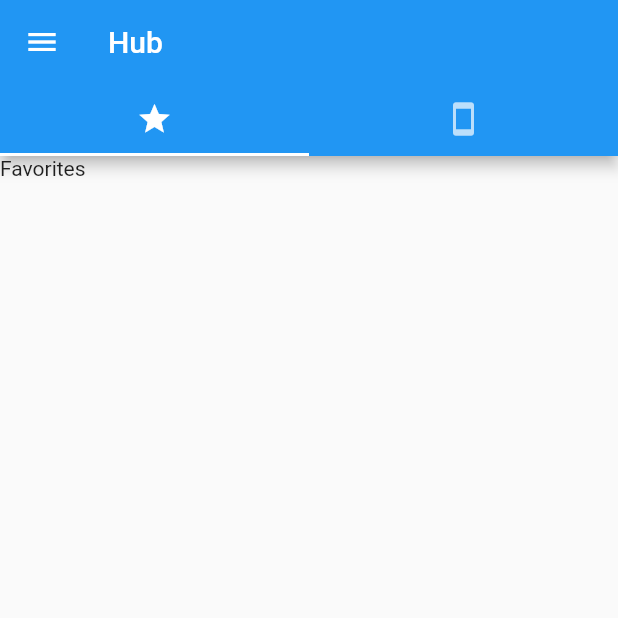
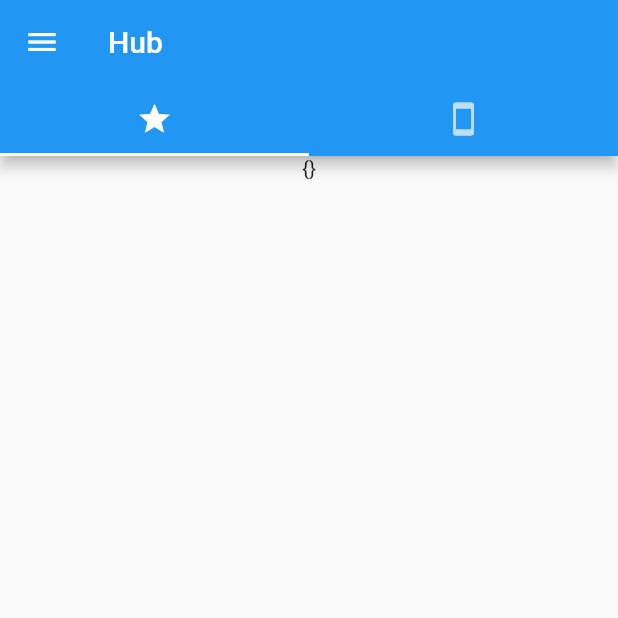
Before and after one commit to j-jurion/IoT-Mobile, a Flutter app: the screen it shows after launch, on a phone screen of 412 x 824 dp, the top half of it. Run offline on Flutter 3.47's test engine with Material 2 defaults, Android fonts, the phone set to English and light mode, and no system bars; our stand-ins replace flutter_blue.

Commit message:
Possible to add devices to 'favorites'. Start are filled when added to 'favorites'. Favorite screen shows the object.toString()

```diff
--- a/hub/lib/main.dart
+++ b/hub/lib/main.dart
@@ -1,6 +1,5 @@
 import 'package:flutter/material.dart';
-import 'package:hub/screens/about_screen.dart';
-import 'package:hub/screens/ble_favorites_screen.dart';
+import 'package:flutter_blue/flutter_blue.dart';
 
 import './drawer.dart';
 import './screens/about_screen.dart';
@@ -18,6 +17,7 @@ class MyApp extends StatefulWidget {
 
 class _MyAppState extends State<MyApp> {
   final appTitle = 'Hub';
+  final Set<BluetoothDevice> favorites = new Set<BluetoothDevice>();
 
   @override
   Widget build(BuildContext context) {
@@ -38,8 +38,8 @@ class _MyAppState extends State<MyApp> {
           drawer: AppDrawer(),
           body: TabBarView(
             children: [
-              BleFavorites(),
-              BleDevices(),
+              BleFavorites(favorites),
+              BleDevices(favorites),
             ],
           ),
         ),
--- a/hub/lib/screens/ble_favorites_screen.dart
+++ b/hub/lib/screens/ble_favorites_screen.dart
@@ -1,10 +1,23 @@
 import 'package:flutter/material.dart';
+import 'package:flutter_blue/flutter_blue.dart';
 
-class BleFavorites extends StatelessWidget {
+class BleFavorites extends StatefulWidget {
+  BleFavorites(this.favorites);
+  final Set<BluetoothDevice> favorites;
+
+  @override
+  _BleFavoritesState createState() => _BleFavoritesState();
+}
+
+class _BleFavoritesState extends State<BleFavorites> {
   @override
   Widget build(BuildContext context) {
-    return Container(
-      child: Text('Favorites'),
+    return Column(
+      children: [
+        Text(widget.favorites is Set<BluetoothDevice>
+            ? widget.favorites.toString()
+            : ""),
+      ], //DEBUG),
     );
   }
 }
```
Also changed, not shown: hub/lib/screens/ble_devices_screen.dart (+23 -11 lines).
